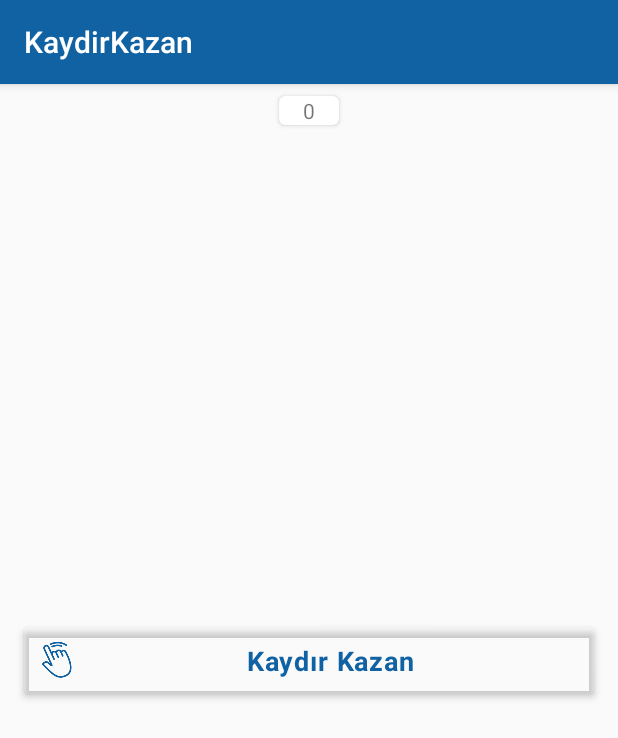
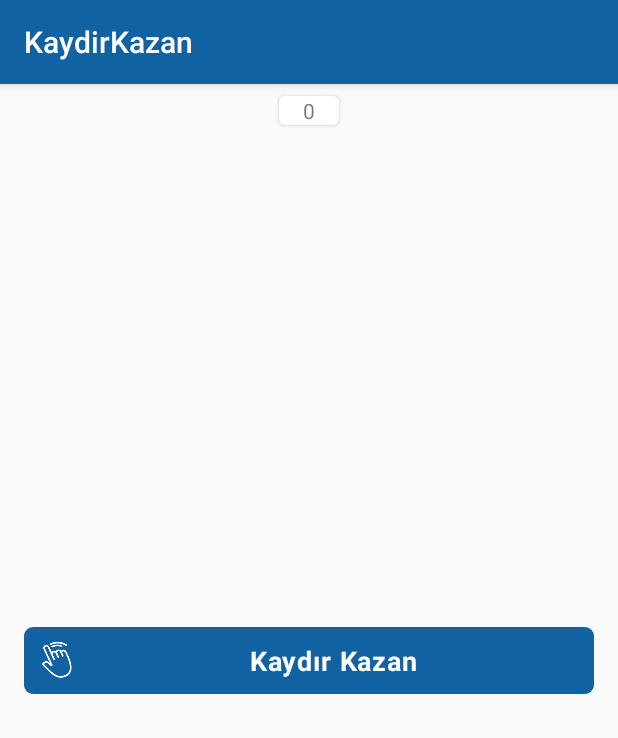
Before and after one commit to iamcodder/KaydirKazan, an Android app: the HomeActivity screen opened directly, with no data from a screen before it, on a phone screen of 412 x 824 dp. Shown: the top 738 px of the screen. Run offline under Robolectric (Android 15) with nearby library versions, the phone set to English and light mode, and no system bars; our stand-ins replace Firebase (no records; nobody signed in at launch, a user with empty details on screens opened directly); 1 statement that could not run was skipped.

Commit message:
iamcodder
anim v1

```diff
--- a/app/build.gradle
+++ b/app/build.gradle
@@ -41,6 +41,10 @@ dependencies {
     //CardStacView
     implementation "com.yuyakaido.android:card-stack-view:2.2.3"
 
+    //Lottie animation
+    implementation "com.airbnb.android:lottie:3.0.0"
+
+
 
 }
 apply plugin: 'com.google.gms.google-services'
--- a/app/src/main/java/com/nosignalapp/kaydirkazan/Model/LoginActivityModel.kt
+++ b/app/src/main/java/com/nosignalapp/kaydirkazan/Model/LoginActivityModel.kt
@@ -1,7 +1,6 @@
 package com.nosignalapp.kaydirkazan.Model
 
 import com.google.firebase.auth.FirebaseAuth
-import com.google.firebase.auth.FirebaseUser
 import com.google.firebase.database.FirebaseDatabase
 import com.nosignalapp.kaydirkazan.Contract.LoginContract
 
@@ -59,6 +58,7 @@ class LoginActivityModel{
 
             mDatabase.reference.child("oyun").child("kullanicilar").child(uuid).child("email").setValue(email)
             mDatabase.reference.child("oyun").child("kullanicilar").child(uuid).child("yuksekPuan").setValue("0")
+            mDatabase.reference.child("oyun").child("kullanicilar").child(uuid).child("uuid").setValue(uuid)
 
             loginCallBack.onRegisterResult("Kayıt Yapıldı",true)
         }
--- a/app/src/main/res/layout/activity_home.xml
+++ b/app/src/main/res/layout/activity_home.xml
@@ -33,12 +33,11 @@
             app:layout_constraintStart_toStartOf="parent" app:layout_constraintEnd_toEndOf="parent"
             app:layout_constraintTop_toTopOf="parent" app:layout_constraintBottom_toBottomOf="parent"
             app:layout_constraintHorizontal_bias="0.5" android:layout_marginStart="16dp"
-            android:layout_marginEnd="16dp" app:cornerRadius="3dp"
-            android:elevation="3dp" android:text="Kaydır Kazan"
-            style="@style/Widget.MaterialComponents.Button.TextButton"
+            android:layout_marginEnd="16dp" app:cornerRadius="6dp" android:text="Kaydır Kazan"
+            style="@color/colorAccent"
             android:textAppearance="@style/TextAppearance.MaterialComponents.Body1"
             android:id="@+id/button_oyna" android:textSize="18sp" android:textStyle="bold"
             android:textAlignment="center" app:icon="@drawable/slide_logo"
-            android:padding="10dp"/>
+            android:padding="10dp" android:textColor="@color/common_google_signin_btn_text_dark_default"/>
 
 </androidx.constraintlayout.widget.ConstraintLayout>
```
Also changed, not shown: app/src/main/java/com/nosignalapp/kaydirkazan/LoginActivity.kt (+7 -2 lines), app/src/main/res/layout/activity_login.xml (+13 -10 lines), app/src/main/res/raw/hearanimation.json (added, +1 -0 lines), app/src/main/res/raw/loginloading.json (added, +1 -0 lines), 1 other file.
